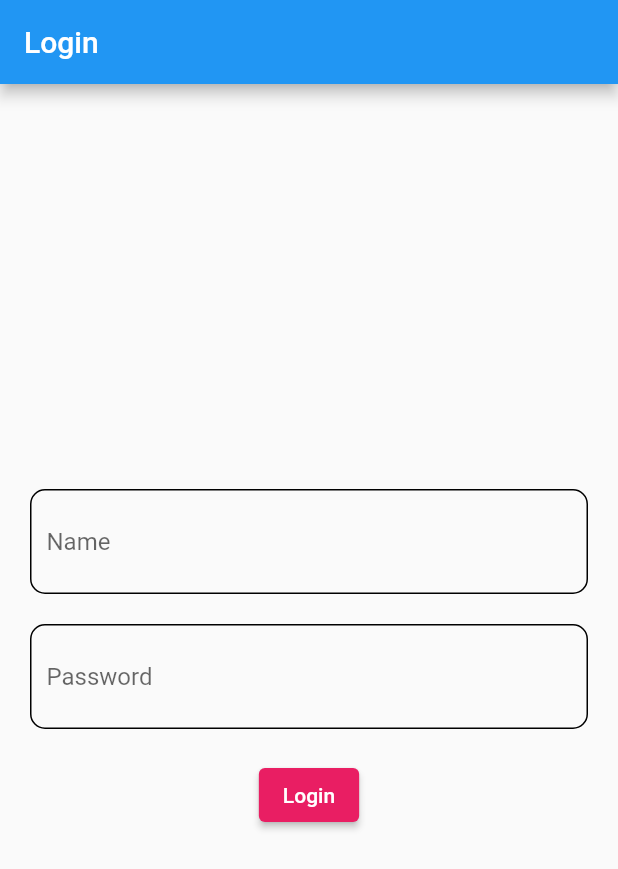
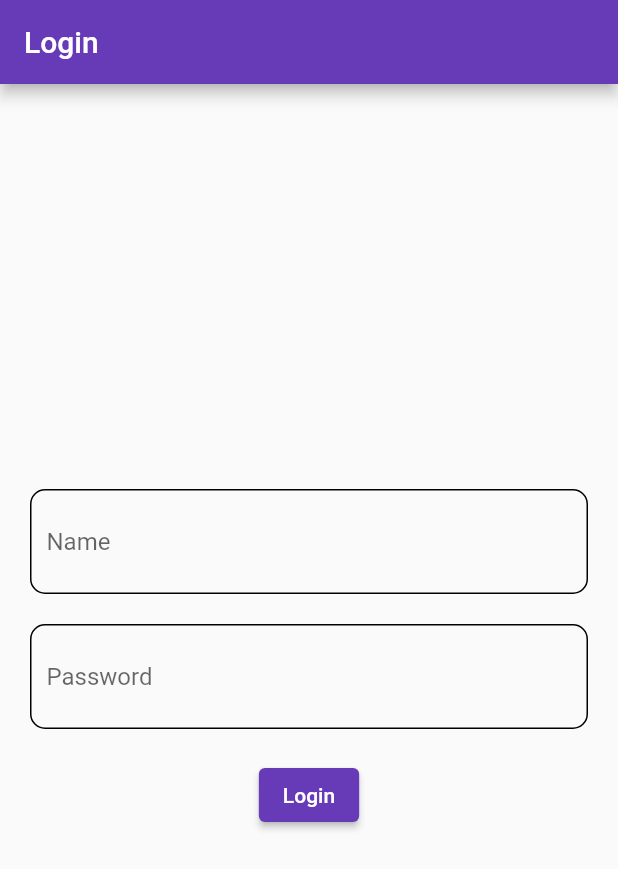
Before and after one commit to Aya-Ai-2022/first_try, a Flutter app: the screen it shows after launch, on a phone screen of 412 x 824 dp. Shown: the top 869 px of the screen. Run offline on Flutter 3.47's test engine with Material 2 defaults, Android fonts, the phone set to English and light mode, and no system bars.

```diff
--- a/lib/LoginScreen.dart
+++ b/lib/LoginScreen.dart
@@ -8,7 +8,10 @@ class LoginScreen extends StatelessWidget {
   Widget build(BuildContext context) {
     return Scaffold(
       appBar: AppBar(
-        title: const Text('Login'),
+        title: const Text('Login',
+            style: TextStyle(color: Colors.white),
+            textDirection: TextDirection.ltr),
+        backgroundColor: Colors.deepPurple,
       ),
       body: Center(
         child: Padding(
@@ -61,7 +64,7 @@ class LoginScreen extends StatelessWidget {
                   );
                 },
                 style: ElevatedButton.styleFrom(
-                  backgroundColor: Colors.pink,
+                  backgroundColor: Colors.deepPurple,
                 ),
                 child: const Text('Login'),
               ),
--- a/lib/main.dart
+++ b/lib/main.dart
@@ -1,20 +1,3 @@
-// import 'package:first_try/MyHomePage.dart';
-// import 'package:flutter/material.dart';
-
-// void main() {
-//   runApp(MyApp());
-// }
-
-// class MyApp extends StatelessWidget {
-//   @override
-//   Widget build(BuildContext context) {
-//     return MaterialApp(
-//       debugShowCheckedModeBanner: false,
-//       title: 'Task 4',
-//       home: MyHomePage(),
-//     );
-//   }
-// }
 import 'package:flutter/material.dart';
 import 'package:first_try/LoginScreen.dart';
 
@@ -27,6 +10,8 @@ class LoginApp extends StatelessWidget {
   Widget build(BuildContext context) {
     return MaterialApp(
       home: LoginScreen(),
+      debugShowCheckedModeBanner: false,
+      title: 'Task 4',
     );
   }
 }
```
Also changed, not shown: lib/HomeScreen.dart (+6 -16 lines).
